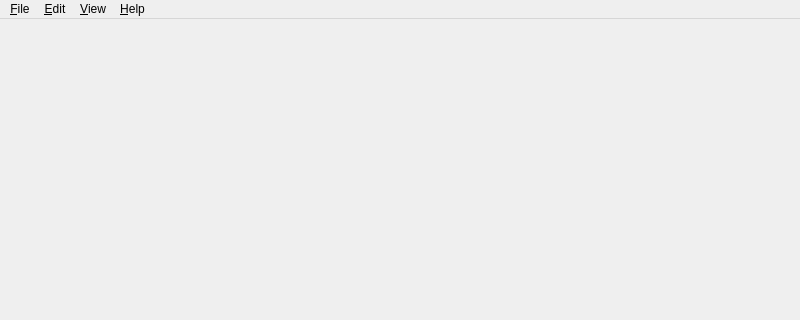
Old version of the form src/qtui/kitsuneui.ui in the repository georgjz/kitsune; both pictures show x 0 to 800 and y 0 to 320 of the 800 by 600 pixel window.
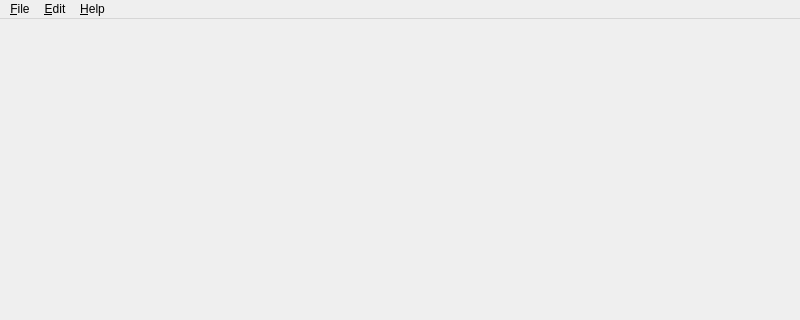
New version of the form.

What changed in the file:
```diff
--- a/src/qtui/kitsuneui.ui
+++ b/src/qtui/kitsuneui.ui
@@ -39,19 +39,7 @@
     <property name="title">
      <string>&amp;Edit</string>
     </property>
-    <addaction name="copyAct"/>
-    <addaction name="pasteAct"/>
-   </widget>
-   <widget class="QMenu" name="menuView">
-    <property name="enabled">
-     <bool>true</bool>
-    </property>
-    <property name="title">
-     <string>&amp;View</string>
-    </property>
-    <addaction name="normalSizeAct"/>
-    <addaction name="separator"/>
-    <addaction name="fitToWindowAct"/>
+    <addaction name="processAct"/>
    </widget>
    <widget class="QMenu" name="menuHelp">
     <property name="title">
@@ -62,7 +50,6 @@
    </widget>
    <addaction name="menuFile"/>
    <addaction name="menuEdit"/>
-   <addaction name="menuView"/>
    <addaction name="menuHelp"/>
   </widget>
   <widget class="QStatusBar" name="statusBar"/>
```
Left out of the diff: 62 changed lines with no effect on the pictures.
